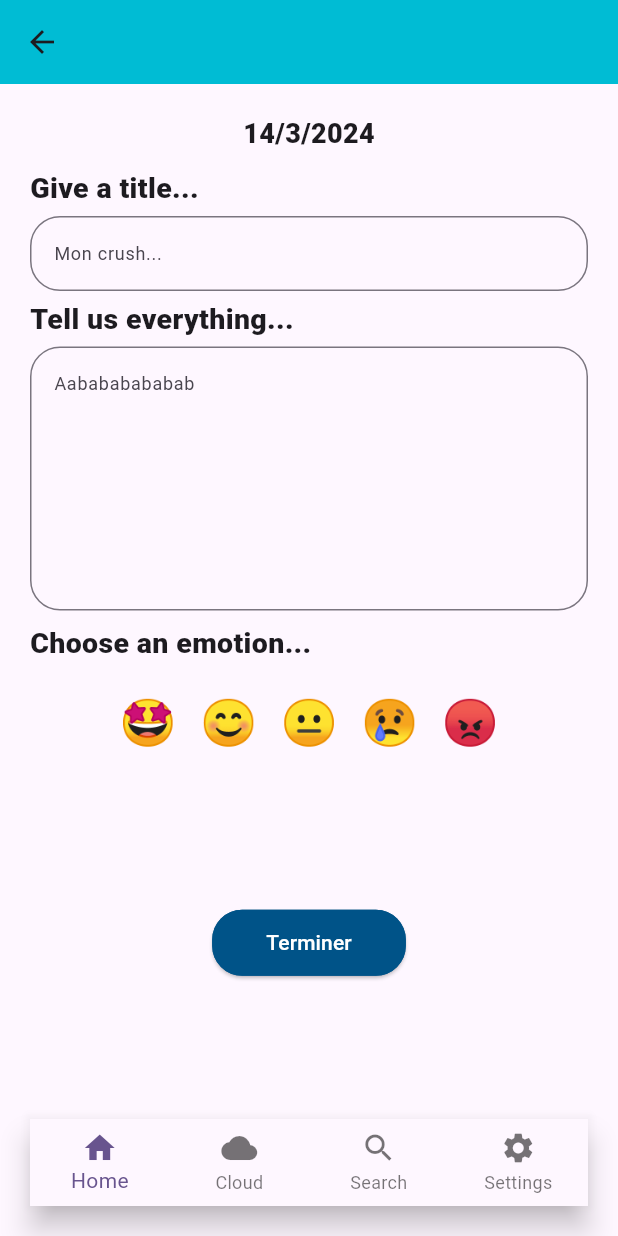
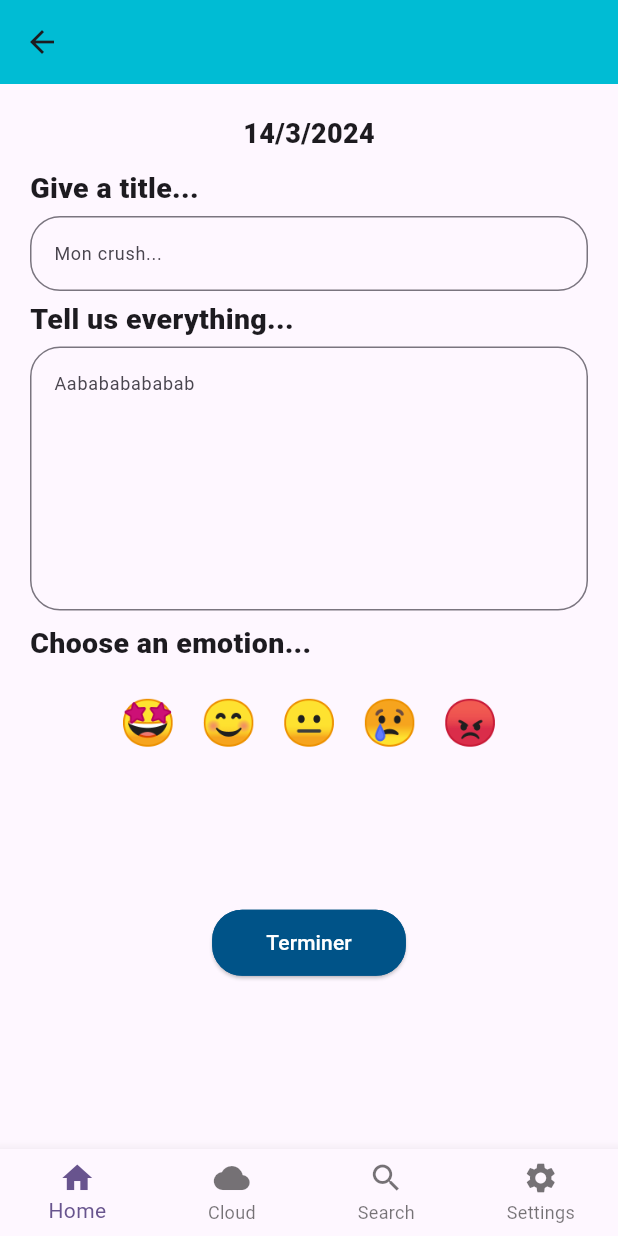
Before and after one commit to iwizy59/enchanteddiary, a Flutter app: the AddEntryWidget screen opened directly with empty values, on a phone screen of 412 x 824 dp. Run offline on Flutter 3.47's test engine with Material 3 defaults, Android fonts, the phone set to English and light mode, and no system bars; our stand-ins replace table_calendar.

```diff
--- a/lib/add_entry/add_entry.dart
+++ b/lib/add_entry/add_entry.dart
@@ -30,7 +30,10 @@ class _AddEntryWidgetState extends State<AddEntryWidget> {
       appBar: AppBar(
         backgroundColor: appBarColor,
       ),
-      body: Padding(
+      body: Column(
+        children: [
+          Expanded(
+            child: Padding(
               padding: const EdgeInsets.all(20.0),
               child: Column(
                 children: [
@@ -130,9 +133,19 @@ class _AddEntryWidgetState extends State<AddEntryWidget> {
                 ),
               ),
             )),
-            Footer(),
           ],
         ),
+      ),
+    ),
+    // Footer ici, en dehors de Expanded mais toujours dans Column.
+    Container(
+    width: double.infinity,
+    color: Colors.grey[200], // Adjustez selon vos besoins
+    child: Center(
+    child: Footer(), // Remplacez par votre widget de footer
+    ),
+    ),
+        ],
       ),
     );
   }
--- a/lib/calendar/calendar.dart
+++ b/lib/calendar/calendar.dart
@@ -79,7 +79,6 @@ class _CalendarWidgetState extends State<CalendarWidget> {
       Expanded(
         child: Container(),
       ),
-      Footer(),
     ]);
   }
 }
```
Also changed, not shown: lib/calendar/calendar_page.dart (+24 -8 lines), lib/main.dart (+1 -36 lines), pubspec.lock. Lines whose indentation alone changed are shown as unchanged.
